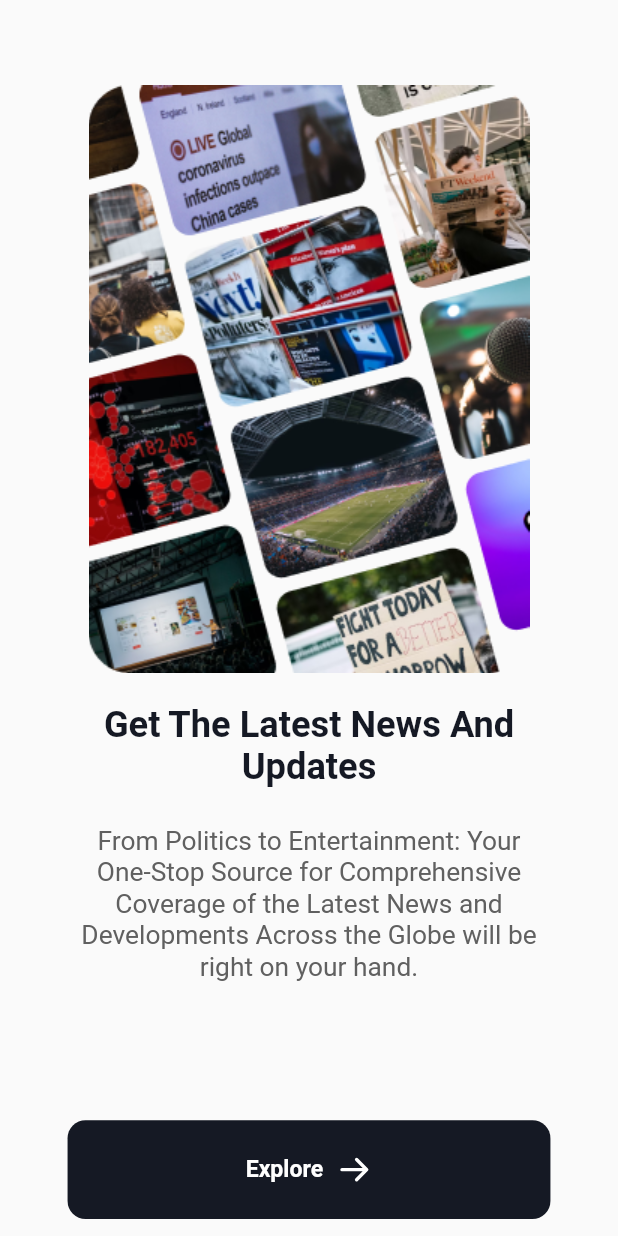
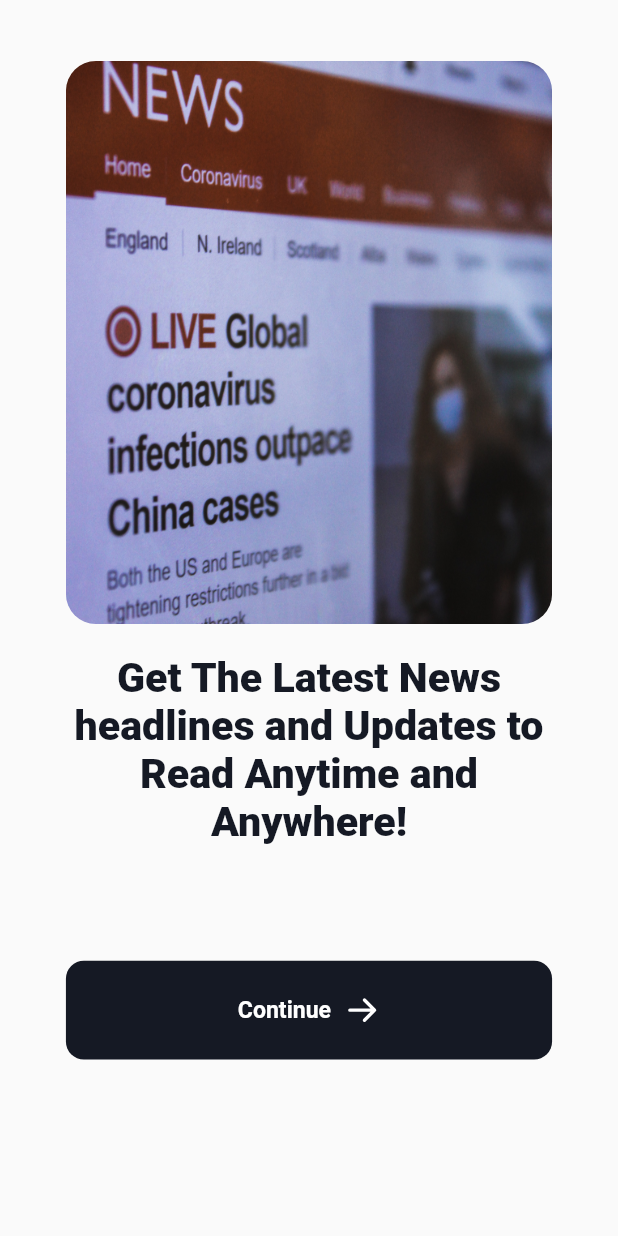
Before and after one commit to DannylSyph3r/ViNews-Reader-App, a Flutter app: the screen it shows after launch, on a phone screen of 412 x 824 dp. Run offline on Flutter 3.47's test engine with Material 2 defaults, Android fonts, the phone set to English and light mode, and no system bars; our stand-ins replace awesome_snackbar_content, cloud_firestore, email_validator, equatable, firebase_auth, firebase_core and 11 more; accounts and stored records are empty; generated files the repository leaves out were written again; Roboto replaces fonts that are missing (SFProDisplay); project files that could hold a hidden picture were left out.

Commit message:
:lipstick: First Onboard Screen Revamp. More to follow

```diff
--- a/lib/features/onboard/onboard_view.dart
+++ /dev/null
@@ -1,53 +0,0 @@
-import 'package:flutter/material.dart';
-import 'package:flutter_screenutil/flutter_screenutil.dart';
-import 'package:go_router/go_router.dart';
-import 'package:vinews_news_reader/routes/route_constants.dart';
-import 'package:vinews_news_reader/themes/color_pallete.dart';
-import 'package:vinews_news_reader/utils/vinews_icons.dart';
-import 'package:vinews_news_reader/utils/vinews_images_path.dart';
-import 'package:vinews_news_reader/utils/vinews_app_texts.dart';
-import 'package:vinews_news_reader/utils/widget_extensions.dart';
-import 'package:vinews_news_reader/widgets/vinews_icon_buttons_icons.dart';
-
-class OnboardView extends StatelessWidget {
-  const OnboardView({super.key});
-
-  @override
-  Widget build(BuildContext context) {
-    return Scaffold(
-      body: SingleChildScrollView(
-        child: Padding(
-          padding: const EdgeInsets.only()
-              .padSpec(left: 41, top: 56, right: 41, bottom: 50),
-          child: Column(
-            mainAxisAlignment: MainAxisAlignment.center,
-            children: [
-              ViNewsAppImagesPath.onboardScreenImage.imageAsset(),
-              20.sbH,
-              ViNewsAppTexts.onboardScreenTitleText.txtStyled(
-                  fontSize: 22.sp,
-                  fontWeight: FontWeight.w700,
-                  color: Pallete.appButtonColor,
-                  textAlign: TextAlign.center),
-              25.sbH,
-              ViNewsAppTexts.onboardScreenDescriptionText.txtStyled(
-                  fontSize: 16.sp,
-                  textAlign: TextAlign.center,
-                  fontWeight: FontWeight.w400,
-                  color: Pallete.onboardDescTxtColor),
-              90.sbH,
-              ViNewsAppIconButton(
-                onButtonPress: () {
-                  context.goNamed(ViNewsAppRouteConstants.authIntializer);
-                },
-                buttonPlaceholderText: "Explore",
-                suffixIcon: ViNewsIcons.onboardButtonIcon,
-                isEnabled: true,
-              )
-            ],
-          ),
-        ),
-      ),
-    );
-  }
-}
--- /dev/null
+++ b/lib/features/onboard/onboarding_contents.dart
@@ -0,0 +1,27 @@
+import 'package:vinews_news_reader/utils/vinews_images_path.dart';
+
+class UnboardingContent {
+  String image;
+  String title;
+  String description;
+
+  UnboardingContent({required this.image, required this.title, required this.description});
+}
+
+List<UnboardingContent> pageContents = [
+  UnboardingContent(
+    image: ViNewsAppImagesPath.onboardScreenImageOne,
+    title: "Get The Latest News headlines and Updates to Read Anytime and Anywhere!",
+    description: "Stay informed with the most up-to-date news from around the world. Our app delivers breaking headlines and updates straight to your device, ensuring you're always in the know, no matter where you are."
+  ),
+  UnboardingContent(
+    image: ViNewsAppImagesPath.onboardScreenImageTwo,
+    title: "Personalize your News feed according to your Preference and Interests!",
+    description: "Tailor your news experience to match your interests and preferences. With our app, you're in control. Choose the topics and sources that matter most to you, and enjoy a curated news feed designed just for you."
+  ),
+  UnboardingContent(
+    image: ViNewsAppImagesPath.onboardScreenImageThree,
+    title: "Save and share Captivating stories and Articles with your friends!",
+    description: "Discover interesting stories and easily save them to your collection. Plus, share captivating articles with your friends and family effortlessly, fostering discussions and staying connected through the power of news."
+  ),
+];
--- /dev/null
+++ b/lib/features/onboard/views/onboard_view.dart
@@ -0,0 +1,110 @@
+import 'package:flutter/material.dart';
+import 'package:flutter_riverpod/flutter_riverpod.dart';
+import 'package:flutter_screenutil/flutter_screenutil.dart';
+import 'package:go_router/go_router.dart';
+import 'package:vinews_news_reader/features/onboard/onboarding_contents.dart';
+import 'package:vinews_news_reader/routes/route_constants.dart';
+import 'package:vinews_news_reader/themes/color_pallete.dart';
+import 'package:vinews_news_reader/utils/vinews_icons.dart';
+import 'package:vinews_news_reader/utils/widget_extensions.dart';
+import 'package:vinews_news_reader/widgets/vinews_icon_buttons_icons.dart';
+
+class OnboardView extends ConsumerStatefulWidget {
+  const OnboardView({super.key});
+
+  @override
+  ConsumerState<ConsumerStatefulWidget> createState() => _OnboardViewState();
+}
+
+class _OnboardViewState extends ConsumerState<OnboardView> {
+  int pageIndex = 0;
+  late PageController _onboardPageController;
+
+  @override
+  void initState() {
+    super.initState();
+    _onboardPageController = PageController(initialPage: 0);
+  }
+
+  @override
+  void dispose() {
+    _onboardPageController.dispose();
+    super.dispose();
+  }
+
+  @override
+  Widget build(BuildContext context) {
+    return Scaffold(
+      body: PageView.builder(
+          controller: _onboardPageController,
+          itemCount: pageContents.length,
+          onPageChanged: (int index) {
+            setState(() {
+              pageIndex = index;
+            });
+          },
+          itemBuilder: (context, indexer) {
+            return SafeArea(
+              child: SingleChildScrollView(
+                child: Center(
+                  child: Padding(
+                    padding: const EdgeInsets.only()
+                        .padSpec(left: 40, top: 40, right: 40, bottom: 40),
+                    child: Column(
+                      mainAxisAlignment: MainAxisAlignment.center,
+                      children: [
+                        SizedBox(
+                          width: double.infinity, // Set the width of the box
+                          height: 370.h, // Set the height of the box
+                          child: ClipRRect(
+                            borderRadius:
+                                BorderRadius.circular(20), // Apply border radius
+                            child: Image.asset(
+                              pageContents[indexer]
+                                  .image, // Replace with your image path
+                              fit: BoxFit.cover, // Adjust the fit as needed
+                            ),
+                          ),
+                        ),
+                        20.sbH,
+                        // Your onboarding content here
+                        pageContents[indexer].title.txtStyled(
+                            fontSize: 25.sp,
+                            fontWeight: FontWeight.w800,
+                            color: Pallete.appButtonColor,
+                            textAlign: TextAlign.center),
+                        25.sbH,
+                        // pageContents[indexer].description.txtStyled(
+                        //     fontSize: 18.sp,
+                        //     textAlign: TextAlign.center,
+                        //     fontWeight: FontWeight.w400,
+                        //     color: Pallete.onboardDescTxtColor),
+                        50.sbH,
+                        ViNewsAppIconButton(
+                          onButtonPress: () {
+                            if (pageIndex == pageContents.length - 1) {
+                              context.goNamed(
+                                  ViNewsAppRouteConstants.authIntializer);
+                            }
+                            _onboardPageController.nextPage(
+                                duration: const Duration(milliseconds: 200),
+                                curve: Curves.easeInToLinear);
+                          },
+                          buttonPlaceholderText:
+                              pageIndex == pageContents.length - 1
+                                  ? "Explore"
+                                  : "Continue",
+                          suffixIcon: ViNewsIcons.onboardButtonIcon,
+                          isEnabled: true,
+                        ),
+                        20.sbH,
+                      ],
+                    ),
+                  ),
+                ),
+              ),
+            );
+          }),
+    );
+  }
+}
--- a/lib/routes/route_config.dart
+++ b/lib/routes/route_config.dart
@@ -7,9 +7,9 @@ import 'package:vinews_news_reader/features/auth/views/initalized_screen.dart';
 import 'package:vinews_news_reader/features/auth/views/login_view.dart';
 import 'package:vinews_news_reader/features/auth/views/sign_up_view.dart';
 import 'package:vinews_news_reader/features/base_navbar/bottom_navigation_bar.dart';
+import 'package:vinews_news_reader/features/onboard/views/onboard_view.dart';
 import 'package:vinews_news_reader/routes/route_constants.dart';
 import 'package:vinews_news_reader/features/home/views/home_screen.dart';
-import 'package:vinews_news_reader/features/onboard/onboard_view.dart';
 
 final appRouterProvider = Provider<GoRouter>((ref) {
   return GoRouter(
--- a/lib/utils/vinews_images_path.dart
+++ b/lib/utils/vinews_images_path.dart
@@ -1,6 +1,9 @@
 
 class ViNewsAppImagesPath {
   static const String onboardScreenImage = 'assets/images/onboard.png';
+  static const String onboardScreenImageOne = 'assets/images/onboard_1.jpg';
+  static const String onboardScreenImageTwo = 'assets/images/onboard_2.jpg';
+  static const String onboardScreenImageThree = 'assets/images/onboard_3.jpg';
   static const String emailIcon = 'assets/icons/email_icon.png';
   static const String passwordIcon = 'assets/icons/password_icon.png';
   static const String appleSignInIcon = 'assets/icons/apple_icon.png';
```
Also changed, not shown: assets/images/onboard_1.jpg (added), assets/images/onboard_2.jpg (added), assets/images/onboard_3.jpg (added), assets/images/onboard_4.jpg (added), assets/images/onboard_5.jpg (added).
